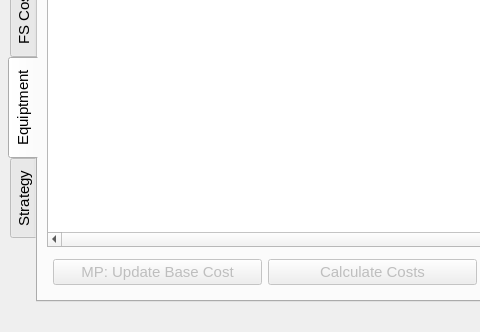
The window that Forms/Main_Window.ui (Graveflo/BDO_Enhancement_Tool) describes before a commit, drawn with Qt 5; both pictures show x 0 to 480 and y 297 to 629 of the 932 by 629 pixel window.
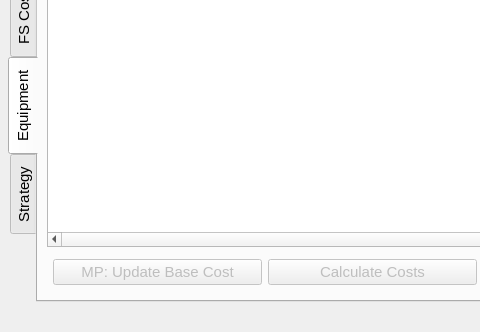
The same window after the commit. Icons and pictures are not drawn.

The edit to the form file:
```diff
--- a/Forms/Main_Window.ui
+++ b/Forms/Main_Window.ui
@@ -880,7 +880,7 @@
       </widget>
       <widget class="QWidget" name="tab_equip">
        <attribute name="title">
-        <string>Equiptment</string>
+        <string>Equipment</string>
        </attribute>
        <layout class="QVBoxLayout" name="verticalLayout_3">
         <item>
```
